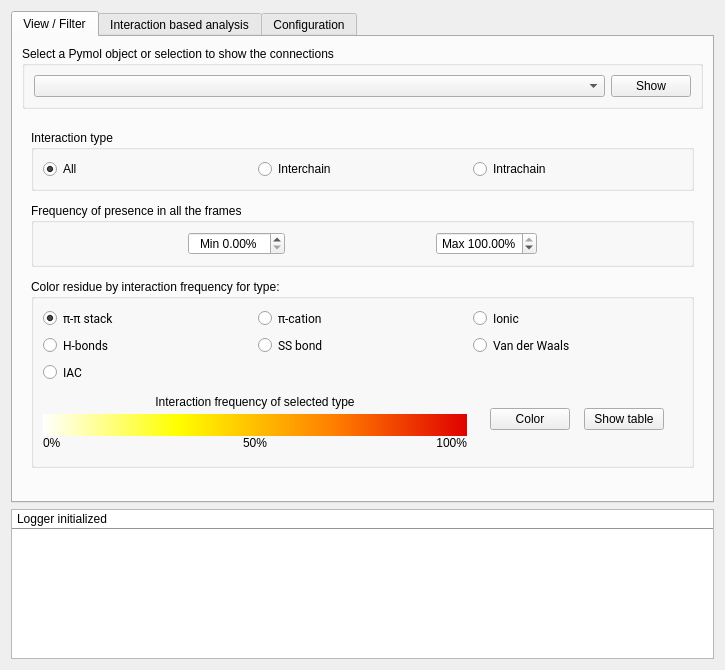
Above: plugin.ui from BioComputingUP/ring-pymol before the change. Below: the same form after it.
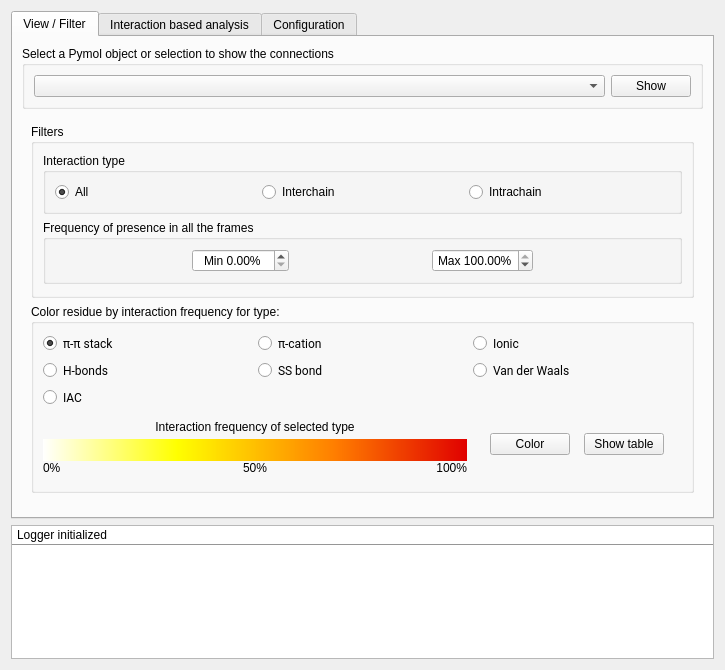
That is the form after the change.

Commit message: Correct freq bug and improved usability

```diff
--- a/plugin.ui
+++ b/plugin.ui
@@ -152,45 +152,6 @@
          </property>
          <layout class="QGridLayout" name="gridLayout_9">
           <item row="1" column="1" colspan="2">
-           <widget class="QGroupBox" name="groupBox_5">
-            <property name="sizePolicy">
-             <sizepolicy hsizetype="Preferred" vsizetype="Fixed">
-              <horstretch>0</horstretch>
-              <verstretch>0</verstretch>
-             </sizepolicy>
-            </property>
-            <property name="title">
-             <string>Interaction type</string>
-            </property>
-            <layout class="QHBoxLayout" name="horizontalLayout_8">
-             <item>
-              <widget class="QRadioButton" name="all_inter">
-               <property name="text">
-                <string>All</string>
-               </property>
-               <property name="checked">
-                <bool>true</bool>
-               </property>
-              </widget>
-             </item>
-             <item>
-              <widget class="QRadioButton" name="interchain">
-               <property name="text">
-                <string>Interchain</string>
-               </property>
-              </widget>
-             </item>
-             <item>
-              <widget class="QRadioButton" name="intrachain">
-               <property name="text">
-                <string>Intrachain</string>
-               </property>
-              </widget>
-             </item>
-            </layout>
-           </widget>
-          </item>
-          <item row="3" column="1" colspan="2">
            <widget class="QGroupBox" name="groupBox_3">
             <property name="sizePolicy">
              <sizepolicy hsizetype="Preferred" vsizetype="Fixed">
@@ -465,7 +426,52 @@
             </layout>
            </widget>
           </item>
-          <item row="2" column="1" colspan="2">
+          <item row="0" column="1" colspan="2">
+           <widget class="QGroupBox" name="groupBox">
+            <property name="title">
+             <string>Filters</string>
+            </property>
+            <layout class="QVBoxLayout" name="verticalLayout_3">
+             <item>
+              <widget class="QGroupBox" name="groupBox_5">
+               <property name="sizePolicy">
+                <sizepolicy hsizetype="Preferred" vsizetype="Fixed">
+                 <horstretch>0</horstretch>
+                 <verstretch>0</verstretch>
+                </sizepolicy>
+               </property>
+               <property name="title">
+                <string>Interaction type</string>
+               </property>
+               <layout class="QHBoxLayout" name="horizontalLayout_8">
+                <item>
+                 <widget class="QRadioButton" name="all_inter">
+                  <property name="text">
+                   <string>All</string>
+                  </property>
+                  <property name="checked">
+                   <bool>true</bool>
+                  </property>
+                 </widget>
+                </item>
+                <item>
+                 <widget class="QRadioButton" name="interchain">
+                  <property name="text">
+                   <string>Interchain</string>
+                  </property>
+                 </widget>
+                </item>
+                <item>
+                 <widget class="QRadioButton" name="intrachain">
+                  <property name="text">
+                   <string>Intrachain</string>
+                  </property>
+                 </widget>
+                </item>
+               </layout>
+              </widget>
+             </item>
+             <item>
            <widget class="QGroupBox" name="groupBox_8">
             <property name="sizePolicy">
              <sizepolicy hsizetype="Preferred" vsizetype="Fixed">
@@ -528,6 +534,9 @@
                <property name="value">
                 <double>100.000000000000000</double>
                </property>
+                 </widget>
+                </item>
+               </layout>
               </widget>
              </item>
             </layout>
```
Lines whose indentation alone changed are shown as unchanged. The commit also changes 1 other file.
